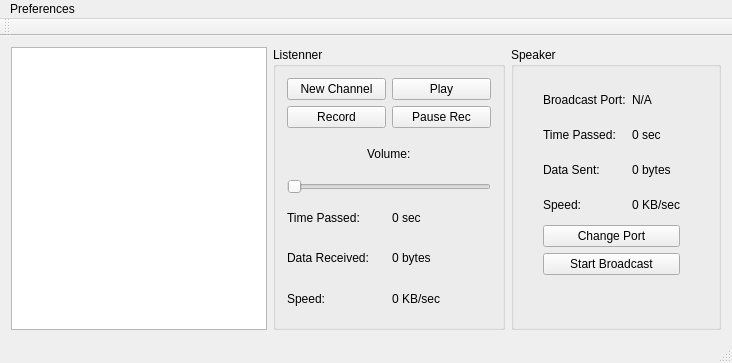
Qt form Translator/gui.ui (Ernyoke/Allamvizsga) before a commit.
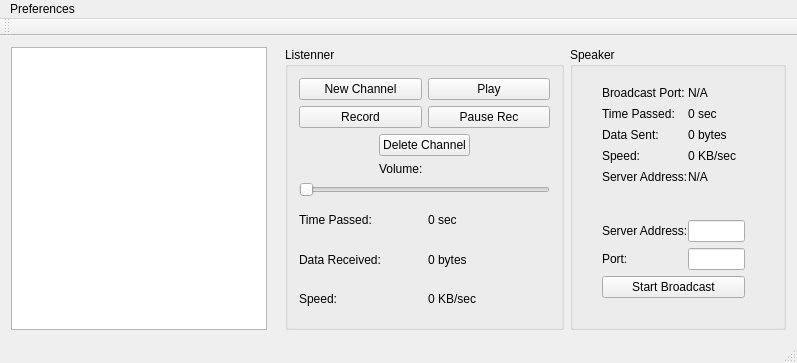
The same form after that commit.

```diff
--- a/Translator/gui.ui
+++ b/Translator/gui.ui
@@ -6,7 +6,7 @@
    <rect>
     <x>0</x>
     <y>0</y>
-    <width>724</width>
+    <width>797</width>
     <height>363</height>
    </rect>
   </property>
@@ -54,46 +54,20 @@
              </property>
             </widget>
            </item>
-           <item row="4" column="0" colspan="4">
+           <item row="5" column="0" colspan="4">
             <widget class="QSlider" name="volumeSlider">
              <property name="orientation">
               <enum>Qt::Horizontal</enum>
              </property>
             </widget>
            </item>
-           <item row="3" column="3">
-            <spacer name="horizontalSpacer_2">
-             <property name="orientation">
-              <enum>Qt::Horizontal</enum>
-             </property>
-             <property name="sizeHint" stdset="0">
-              <size>
-               <width>40</width>
-               <height>20</height>
-              </size>
-             </property>
-            </spacer>
-           </item>
-           <item row="3" column="1" colspan="2">
+           <item row="4" column="1" colspan="2">
             <widget class="QLabel" name="label_7">
              <property name="text">
               <string>Volume:</string>
              </property>
             </widget>
            </item>
-           <item row="3" column="0">
-            <spacer name="horizontalSpacer">
-             <property name="orientation">
-              <enum>Qt::Horizontal</enum>
-             </property>
-             <property name="sizeHint" stdset="0">
-              <size>
-               <width>40</width>
-               <height>20</height>
-              </size>
-             </property>
-            </spacer>
-           </item>
            <item row="1" column="2" colspan="2">
             <widget class="QPushButton" name="playButton">
              <property name="text">
@@ -108,6 +82,39 @@
              </property>
             </widget>
            </item>
+           <item row="3" column="1" colspan="2">
+            <widget class="QPushButton" name="deletChannelButton">
+             <property name="text">
+              <string>Delete Channel</string>
+             </property>
+            </widget>
+           </item>
+           <item row="3" column="0" rowspan="2">
+            <spacer name="horizontalSpacer">
+             <property name="orientation">
+              <enum>Qt::Horizontal</enum>
+             </property>
+             <property name="sizeHint" stdset="0">
+              <size>
+               <width>40</width>
+               <height>20</height>
+              </size>
+             </property>
+            </spacer>
+           </item>
+           <item row="3" column="3" rowspan="2">
+            <spacer name="horizontalSpacer_2">
+             <property name="orientation">
+              <enum>Qt::Horizontal</enum>
+             </property>
+             <property name="sizeHint" stdset="0">
+              <size>
+               <width>40</width>
+               <height>20</height>
+              </size>
+             </property>
+            </spacer>
+           </item>
           </layout>
          </item>
          <item>
@@ -161,7 +168,7 @@
       </layout>
      </widget>
     </item>
-    <item row="0" column="4">
+    <item row="0" column="3">
      <widget class="QGroupBox" name="groupBox_2">
       <property name="sizePolicy">
        <sizepolicy hsizetype="Preferred" vsizetype="Preferred">
@@ -185,15 +192,14 @@
           <number>27</number>
          </property>
          <property name="bottomMargin">
-          <number>41</number>
+          <number>18</number>
          </property>
-         <item row="1" column="0">
-          <widget class="QLabel" name="label_6">
-           <property name="text">
-            <string>Time Passed:</string>
-           </property>
-          </widget>
-         </item>
+         <property name="horizontalSpacing">
+          <number>0</number>
+         </property>
+         <property name="verticalSpacing">
+          <number>6</number>
+         </property>
          <item row="2" column="1">
           <widget class="QLabel" name="dataSent">
            <property name="text">
@@ -201,13 +207,6 @@
            </property>
           </widget>
          </item>
-         <item row="1" column="1">
-          <widget class="QLabel" name="timePassed_2">
-           <property name="text">
-            <string>0 sec</string>
-           </property>
-          </widget>
-         </item>
          <item row="2" column="0">
           <widget class="QLabel" name="label_4">
            <property name="text">
@@ -215,13 +214,91 @@
            </property>
           </widget>
          </item>
-         <item row="5" column="0" colspan="2">
+         <item row="3" column="0">
+          <widget class="QLabel" name="label_10">
+           <property name="text">
+            <string>Speed:</string>
+           </property>
+          </widget>
+         </item>
+         <item row="3" column="1">
+          <widget class="QLabel" name="speed_2">
+           <property name="text">
+            <string>0 KB/sec</string>
+           </property>
+          </widget>
+         </item>
+         <item row="7" column="1">
+          <widget class="QLineEdit" name="portInput"/>
+         </item>
+         <item row="7" column="0">
+          <widget class="QLabel" name="label_9">
+           <property name="text">
+            <string>Port:</string>
+           </property>
+          </widget>
+         </item>
+         <item row="8" column="0" colspan="2">
           <widget class="QPushButton" name="broadcastButton">
            <property name="text">
             <string>Start Broadcast</string>
            </property>
           </widget>
          </item>
+         <item row="4" column="1">
+          <widget class="QLabel" name="ipaddressLabel">
+           <property name="text">
+            <string>N/A</string>
+           </property>
+          </widget>
+         </item>
+         <item row="6" column="1">
+          <widget class="QLineEdit" name="ipaddressInput"/>
+         </item>
+         <item row="6" column="0">
+          <widget class="QLabel" name="label_5">
+           <property name="text">
+            <string>Server Address:</string>
+           </property>
+          </widget>
+         </item>
+         <item row="4" column="0">
+          <widget class="QLabel" name="label_11">
+           <property name="text">
+            <string>Server Address:</string>
+           </property>
+          </widget>
+         </item>
+         <item row="5" column="0" colspan="2">
+          <spacer name="verticalSpacer">
+           <property name="orientation">
+            <enum>Qt::Vertical</enum>
+           </property>
+           <property name="sizeType">
+            <enum>QSizePolicy::Fixed</enum>
+           </property>
+           <property name="sizeHint" stdset="0">
+            <size>
+             <width>20</width>
+             <height>30</height>
+            </size>
+           </property>
+          </spacer>
+         </item>
+         <item row="1" column="0">
+          <widget class="QLabel" name="label_6">
+           <property name="text">
+            <string>Time Passed:</string>
+           </property>
+          </widget>
+         </item>
+         <item row="1" column="1">
+          <widget class="QLabel" name="timePassed_2">
+           <property name="text">
+            <string>0 sec</string>
+           </property>
+          </widget>
+         </item>
          <item row="0" column="1">
           <widget class="QLabel" name="portLabel">
            <property name="text">
@@ -236,27 +313,6 @@
            </property>
           </widget>
          </item>
-         <item row="4" column="0" colspan="2">
-          <widget class="QPushButton" name="portChange">
-           <property name="text">
-            <string>Change Port</string>
-           </property>
-          </widget>
-         </item>
-         <item row="3" column="0">
-          <widget class="QLabel" name="label_10">
-           <property name="text">
-            <string>Speed:</string>
-           </property>
-          </widget>
-         </item>
-         <item row="3" column="1">
-          <widget class="QLabel" name="speed_2">
-           <property name="text">
-            <string>0 KB/sec</string>
-           </property>
-          </widget>
-         </item>
         </layout>
        </item>
       </layout>
@@ -294,19 +350,6 @@
       </property>
      </spacer>
     </item>
-    <item row="0" column="3">
-     <spacer name="horizontalSpacer_4">
-      <property name="orientation">
-       <enum>Qt::Horizontal</enum>
-      </property>
-      <property name="sizeHint" stdset="0">
-       <size>
-        <width>40</width>
-        <height>20</height>
-       </size>
-      </property>
-     </spacer>
-    </item>
    </layout>
   </widget>
   <widget class="QMenuBar" name="menuBar">
@@ -314,7 +357,7 @@
     <rect>
      <x>0</x>
      <y>0</y>
-     <width>724</width>
+     <width>797</width>
      <height>21</height>
     </rect>
    </property>
```
